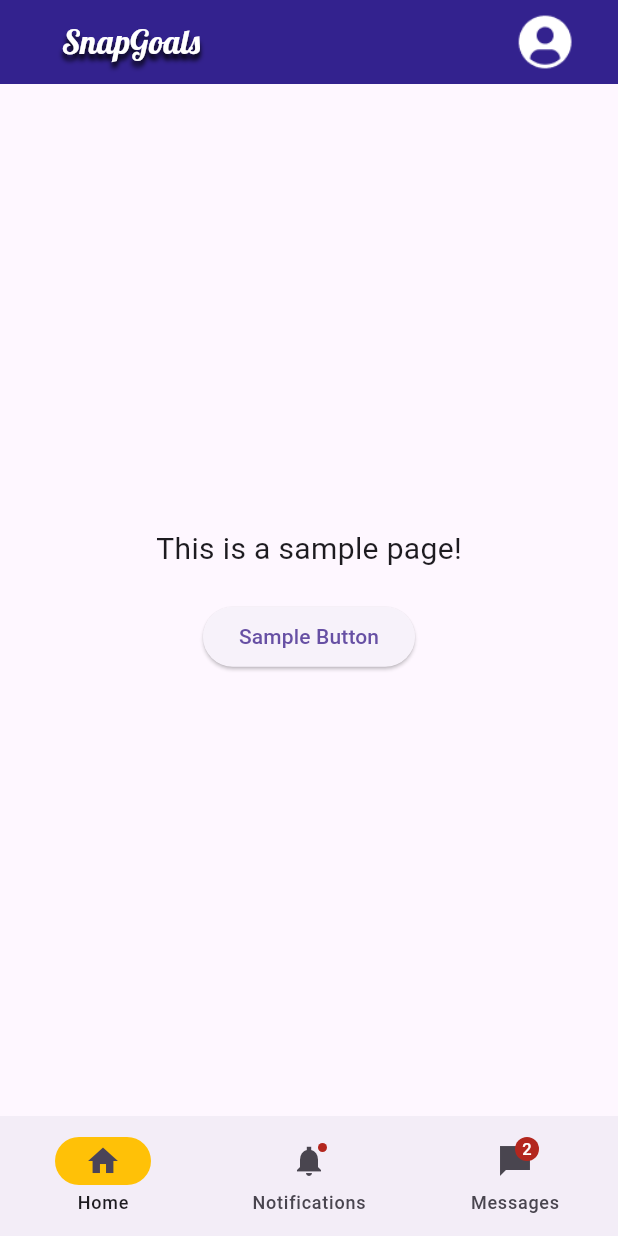
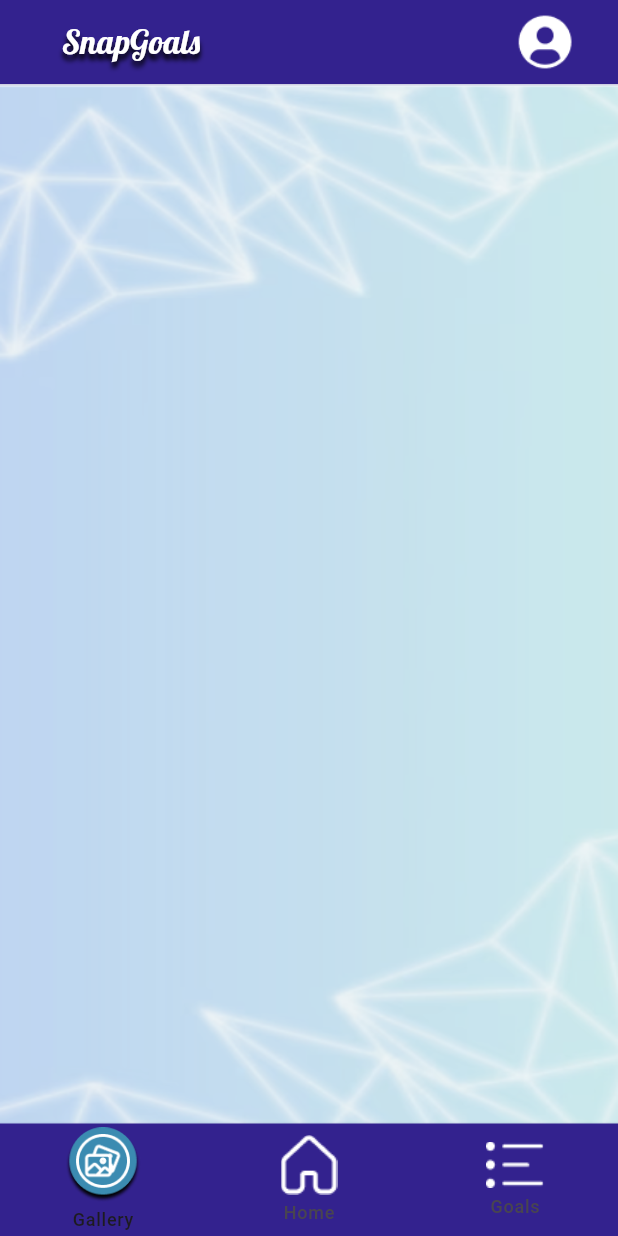
Before and after one commit to anagnole/UI_UX_36, a Flutter app: the screen it shows after launch, on a phone screen of 412 x 824 dp. Run offline on Flutter 3.47's test engine with Material 3 defaults, Android fonts, the phone set to English and light mode, and no system bars.

Commit message:
allages na moiazei pio poli me to figma

```diff
--- a/lib/src/app.dart
+++ b/lib/src/app.dart
@@ -1,4 +1,5 @@
 import 'package:flutter/material.dart';
+import 'package:snapgoals_v2/src/appbar_etc.dart';
 import 'gallery/gallery.dart';
 
 class MainApp extends StatelessWidget {
@@ -27,34 +28,38 @@ class _NavigationExampleState extends State<NavigationExample> {
   Widget build(BuildContext context) {
     final ThemeData theme = Theme.of(context);
     return Scaffold(
+      appBar: SnapGoalsAppBar(),
+
       bottomNavigationBar: NavigationBar(
+          height: 75,
+          indicatorColor: Colors.transparent,
+          backgroundColor: primaryColor,
           onDestinationSelected: (int index) {
             setState(() {
               currentPageIndex = index;
             });
           },
-        indicatorColor: Colors.amber,
           selectedIndex: currentPageIndex,
-        destinations: const <Widget>[
+          destinations:  <Widget>[
             NavigationDestination(
-            selectedIcon: Icon(Icons.home),
-            icon: Icon(Icons.home_outlined),
+              selectedIcon: Container( width: 50, height: 50, child: Image.asset('assets/images/Gallery icon selected.png')),
+              icon: Image.asset('assets/images/Gallery icon.png'),
+              label: 'Gallery',
+            ),
+            NavigationDestination(
+              selectedIcon: Container( width: 50, height: 50, child: Image.asset('assets/images/selected home icon.png')),
+              icon: Image.asset('assets/images/home icon.png'),
               label: 'Home',
             ),
             NavigationDestination(
-            icon: Badge(child: Icon(Icons.notifications_sharp)),
-            label: 'Notifications',
-          ),
-          NavigationDestination(
-            icon: Badge(
-              label: Text('2'),
-              child: Icon(Icons.messenger_sharp),
-            ),
-            label: 'Messages',
+              selectedIcon: Container( width: 50, height: 50, child: Image.asset('assets/images/selected goal icon.png')),
+              icon: Image.asset('assets/images/Goals icon.png'),
+              label: 'Goals',
             ),
           ],
         ),
-      body: <Widget>[
+
+      body: <Widget>  [
         /// Home page
         GalleryPage(),
 
--- a/lib/src/gallery/gallery.dart
+++ b/lib/src/gallery/gallery.dart
@@ -3,25 +3,31 @@ import '../appbar_etc.dart';
 
 class GalleryPage extends StatelessWidget {
   @override
-  Widget build(BuildContext context) {
+  build(BuildContext context) {
     return Scaffold(
-      appBar: SnapGoalsAppBar(),
-      body: Center(
-        child: Column(
-          mainAxisAlignment: MainAxisAlignment.center,
-          children: <Widget>[
-            Text(
-              'This is a sample page!',
-              style: TextStyle(fontSize: 20),
-            ),
-            SizedBox(height: 20),
-            ElevatedButton(
-              onPressed: () {
-                // Implement button functionality here
-              },
-              child: Text('Sample Button'),
-            ),
-          ],
+      //appBar: SnapGoalsAppBar(),
+      body: Container(
+        decoration: BoxDecoration(
+          image: DecorationImage(
+            image: AssetImage('assets/images/background.png'), // Replace with your image path
+            fit: BoxFit.fill, // Adjust the image fit as needed
+          ),
+      //   ),Center(
+      //   child: Column(
+      //     mainAxisAlignment: MainAxisAlignment.center,
+      //     children: <Widget>[
+      //       Text(
+      //         'This is a sample page!',
+      //         style: TextStyle(fontSize: 20),
+      //       ),
+      //       SizedBox(height: 20),
+      //       ElevatedButton(
+      //         onPressed: () {
+      //           // Implement button functionality here
+      //         },
+      //         child: Text('Sample Button'),
+      //       ),
+      //     ],
         ),
       ),
     );
```
Also changed, not shown: assets/images/Gallery icon selected.png (added), assets/images/Gallery icon.png (added), assets/images/Goals icon.png (added), assets/images/background.png (added), assets/images/home icon.png (added), assets/images/selected goal icon.png (added), assets/images/selected home icon.png (added), lib/main.dart (line endings or trailing spaces). Lines whose indentation alone changed are shown as unchanged.
